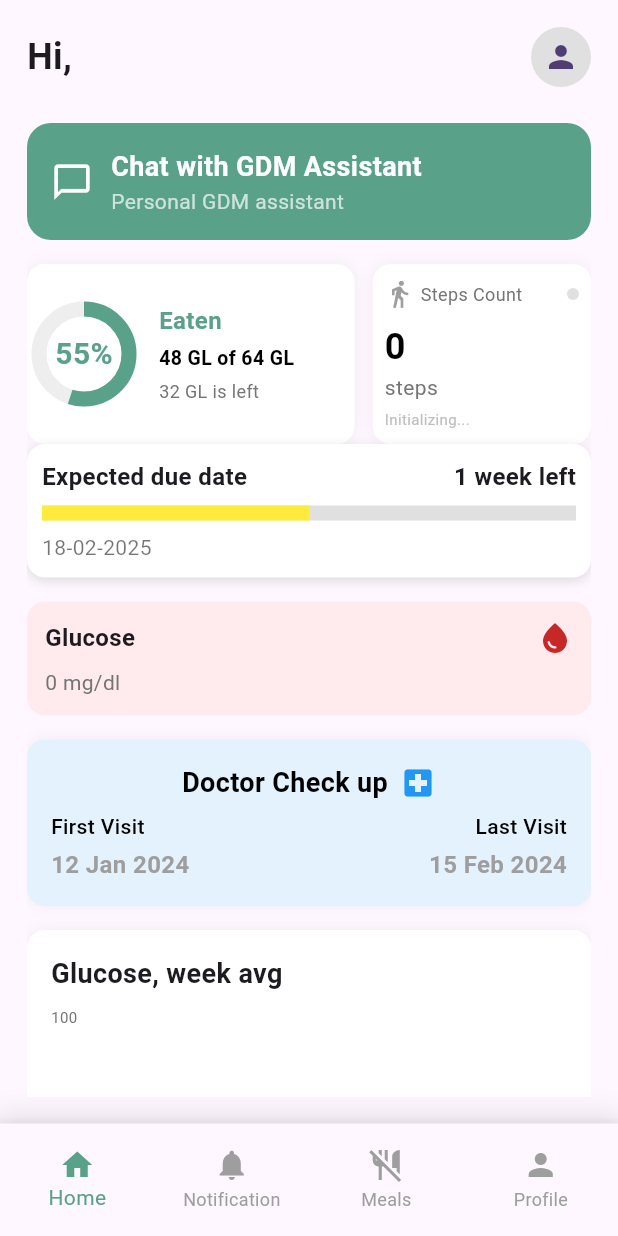
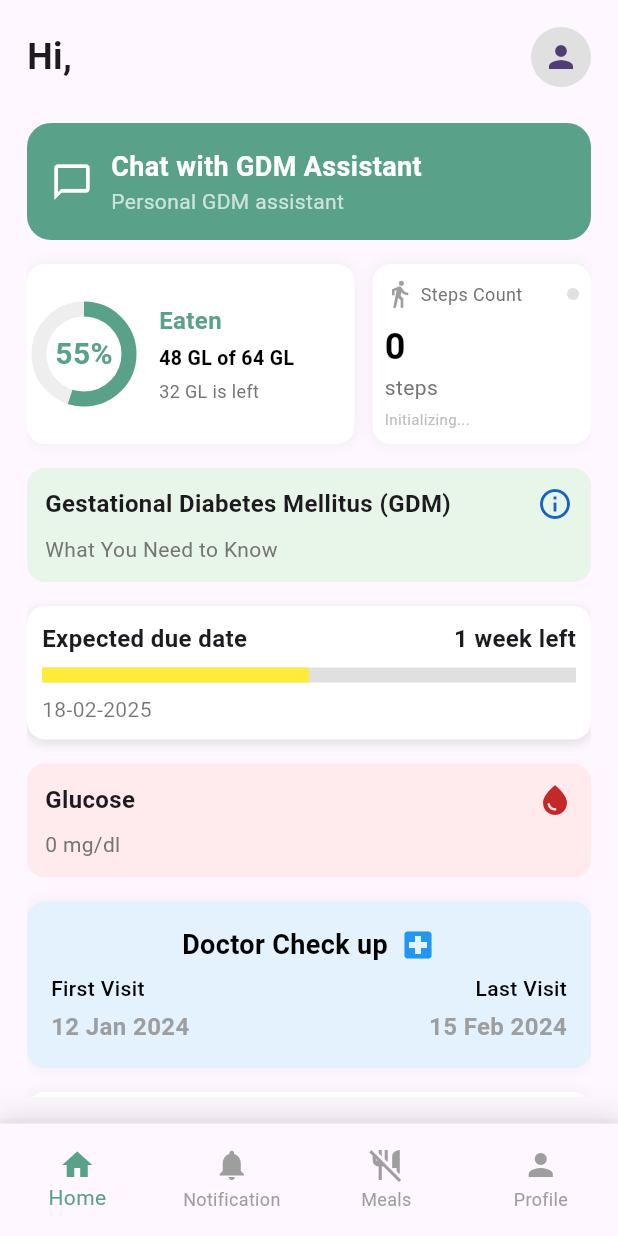
Before and after one commit to ahmedintakhab/GDM-App, a Flutter app: the HomeScreen screen opened directly, on a phone screen of 412 x 824 dp. Run offline on Flutter 3.47's test engine with Material 3 defaults, Android fonts, the phone set to English and light mode, and no system bars; drawn by our look-alikes of fl_chart; our stand-ins replace cloud_firestore, connectivity_plus, dropdown_button2, firebase_auth, firebase_core, flutter_local_notifications and 8 more; accounts and stored records are empty.

Commit message:
Comlete help center screen with static data

```diff
--- a/lib/Home/home_main_screen.dart
+++ b/lib/Home/home_main_screen.dart
@@ -1,11 +1,15 @@
 import 'package:flutter/material.dart';
 import 'package:gdm_app/Home/chat_container.dart';
 import 'package:gdm_app/Home/doctor_visit_container.dart';
+import 'package:gdm_app/Home/information_card_widget.dart';
 import 'package:gdm_app/Home/linear_progress_container.dart';
 import 'package:gdm_app/Home/progress_and_stepscount.dart';
 import 'package:gdm_app/Home/user_data_provider.dart';
 import 'package:gdm_app/Home/user_reports_screen.dart';
 import 'package:gdm_app/glucose_screen/glucose_details_screen.dart';
+import 'package:gdm_app/help%20center/information_screen.dart';
+import 'package:get/get.dart';
+import 'package:get/get_core/src/get_main.dart';
 import 'package:provider/provider.dart';
 import 'User_profile_screen.dart';
 import 'bottom_navigation_bar.dart';
@@ -139,8 +143,13 @@ class HomeContent extends StatelessWidget {
 
                     // Progress and Steps Count
                     ProgressAndStepscount(),
-                    // SizedBox(height: 16),
-                  if (userProvider.userType != 'Doctor') ...[
+                     SizedBox(height: 16),
+                  InformationCardWidget(onTap: (){
+                    Get.to(InformationScreen());
+                  }),
+                    SizedBox(height: 16),
+
+                    if (userProvider.userType != 'Doctor') ...[
 
                 //Linear percentage bar container function calling
                     LinearProgressContainer(),
--- /dev/null
+++ b/lib/Home/information_card_widget.dart
@@ -0,0 +1,52 @@
+import 'package:flutter/material.dart';
+
+class InformationCardWidget extends StatelessWidget {
+  final VoidCallback onTap;
+
+  const InformationCardWidget({
+    super.key,
+    required this.onTap,
+  });
+
+  @override
+  Widget build(BuildContext context) {
+    return GestureDetector(
+      onTap: onTap,
+      child: Container(
+        padding: const EdgeInsets.all(12),
+        decoration: BoxDecoration(
+          color: Colors.green[50],
+          borderRadius: BorderRadius.circular(12),
+        ),
+        child: Column(
+          crossAxisAlignment: CrossAxisAlignment.start,
+          children: [
+            Row(
+              mainAxisAlignment: MainAxisAlignment.spaceBetween,
+              children: [
+                Text(
+                  "Gestational Diabetes Mellitus (GDM)",
+                  style: const TextStyle(
+                    fontSize: 16,
+                    fontWeight: FontWeight.bold,
+                  ),
+                ),
+                Icon(
+                  Icons.info_outline, // Changed to a details/info icon
+                  color: Colors.blue[800],
+                ),
+              ],
+            ),
+            const SizedBox(height: 8),
+            Text(
+              "What You Need to Know",
+              style: TextStyle(
+                color: Colors.grey[600],
+              ),
+            ),
+          ],
+        ),
+      ),
+    );
+  }
+}
```
Also changed, not shown: lib/help center/information_card.dart (added, +82 -0 lines), lib/help center/information_screen.dart (added, +177 -0 lines).
